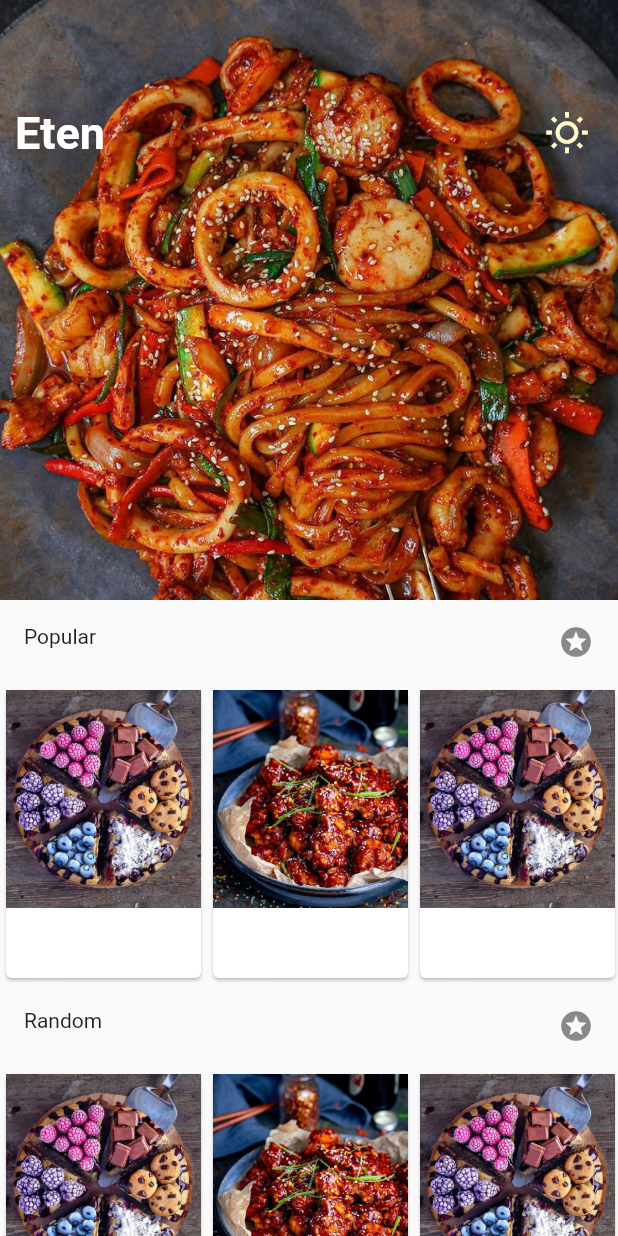
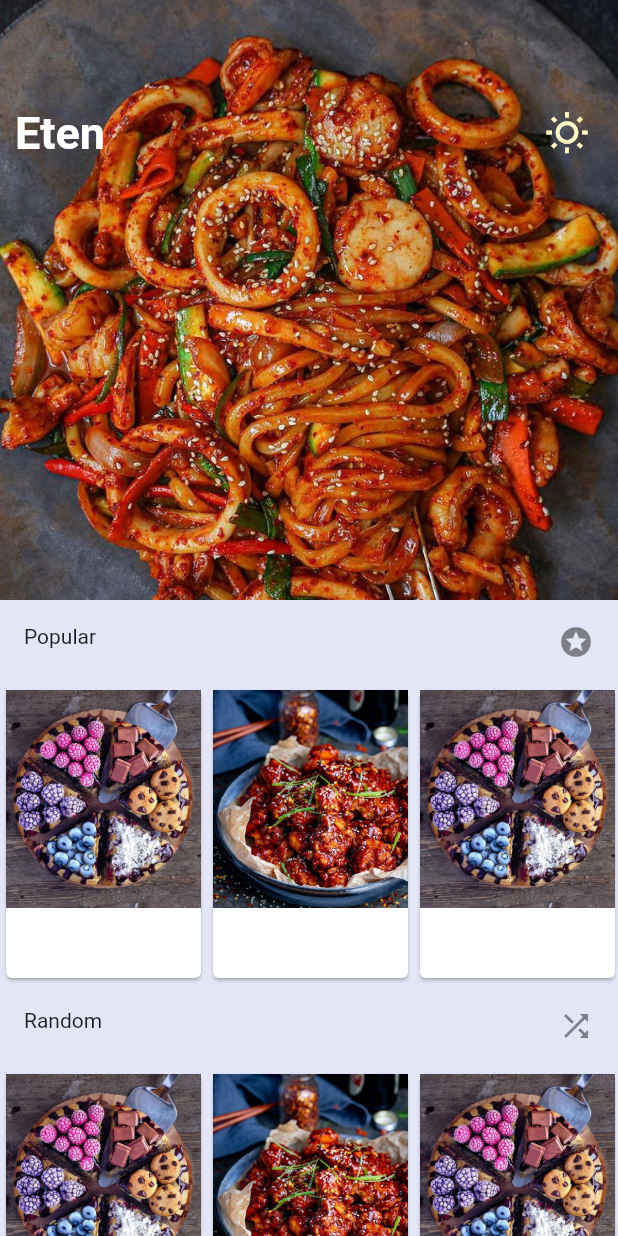
Before and after one commit to imranZMiko/Eten, a Flutter app: the screen it shows after launch, on a phone screen of 412 x 824 dp. Run offline on Flutter 3.47's test engine with Material 2 defaults, Android fonts, the phone set to English and light mode, and no system bars.

Commit message:
Changed colors on homepage

```diff
--- a/lib/main.dart
+++ b/lib/main.dart
@@ -12,8 +12,17 @@ class MyApp extends StatelessWidget {
     return MaterialApp(
       title: 'Flutter Demo',
       theme: ThemeData(
-        primarySwatch: MaterialColor(0xFF9FC5F8,
-            ColorGenerator.getSwatch(Color(0xFF9FC5F8))
+        primarySwatch: MaterialColor(
+          0xFF9FC5F8,
+          ColorGenerator.getSwatch(
+            Color(0xFF9FC5F8),
+          ),
+        ),
+        backgroundColor: MaterialColor(
+          0xFFE4E5F6,
+          ColorGenerator.getSwatch(
+            Color(0xFFE4E5F6),
+          ),
         ),
       ),
       routes: {
--- a/lib/screens/homepage_screen.dart
+++ b/lib/screens/homepage_screen.dart
@@ -53,12 +53,16 @@ class HomePageScreen extends StatelessWidget {
               ],
             ),
             ListTile(
+              tileColor: Color(0xFFE4E5F6),
+              //tileColor: Color(0xFF000000),
               leading: Text("Popular"),
               trailing: Icon(Icons.stars),
             ),
             Container(
               width: MediaQuery.of(context).size.width,
               height: 200,
+              decoration: BoxDecoration(color: Color(0xFFE4E5F6)),
+             // decoration: BoxDecoration(color: Color(0xFF000000)),
               child: ListView.builder(
                 scrollDirection: Axis.horizontal,
                 itemBuilder: (context, index) {
@@ -82,12 +86,16 @@ class HomePageScreen extends StatelessWidget {
               ),
             ),
             ListTile(
+              tileColor: Color(0xFFE4E5F6),
+              //tileColor: Color(0xFF000000),
               leading: Text("Random"),
-              trailing: Icon(Icons.stars),
+              trailing: Icon(Icons.shuffle),
             ),
             Container(
               width: MediaQuery.of(context).size.width,
               height: 200,
+              decoration: BoxDecoration(color: Color(0xFFE4E5F6)),
+              //decoration: BoxDecoration(color: Color(0xFF000000)),
               child: ListView.builder(
                 scrollDirection: Axis.horizontal,
                 itemBuilder: (context, index) {
```
